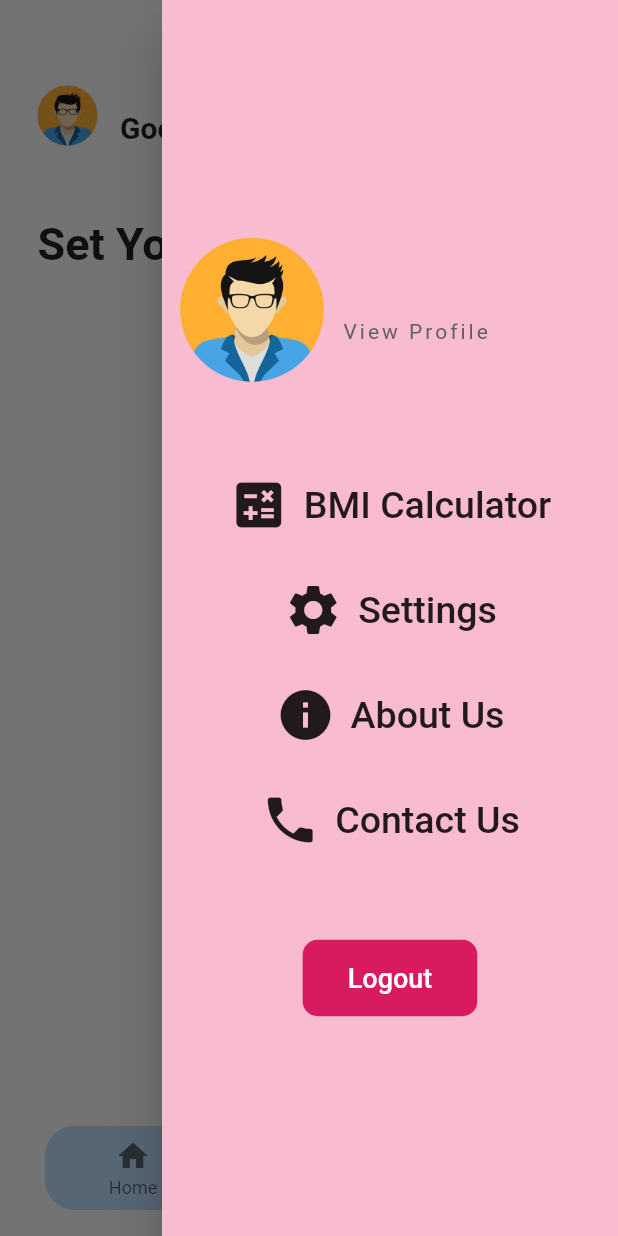
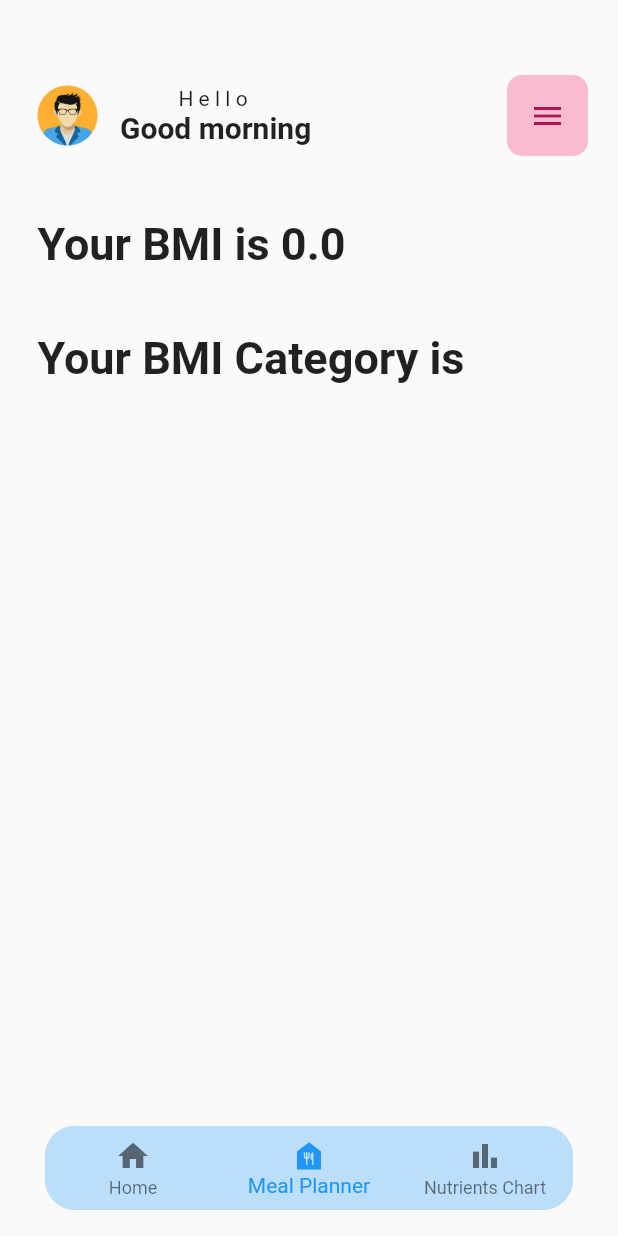
Before and after one commit to R0Y4L23/Flutter-Fitness-App, a Flutter app: the Dashboard screen opened directly, item 2 of the bottom bar chosen, after a tap on the "menu" icon, after a tap on "BMI Calculator", on a phone screen of 412 x 824 dp. Run offline on Flutter 3.47's test engine with Material 2 defaults, Android fonts, the phone set to English and light mode, and no system bars; our stand-ins replace appwrite, shared_preferences; accounts and stored records are empty.

Commit message:
Added BMI

```diff
--- a/lib/components/drawerComponent.dart
+++ b/lib/components/drawerComponent.dart
@@ -1,8 +1,10 @@
 // ignore_for_file: file_names, prefer_const_constructors, prefer_const_literals_to_create_immutables, sort_child_properties_last, unused_element, unused_import, empty_catches, unused_local_variable, avoid_print, use_build_context_synchronously
 
 import 'package:fitness_app/screens/auth.dart';
+import "package:fitness_app/screens/bmiScreen.dart";
 import "package:fitness_app/screens/login.dart";
 import "package:flutter/material.dart";
+import "package:shared_preferences/shared_preferences.dart";
 import "../connection/connect.dart";
 
 class DrawerComponent extends StatelessWidget {
@@ -26,6 +28,8 @@ class DrawerComponent extends StatelessWidget {
       try {
         final response =
             await AppwriteService.account.deleteSession(sessionId: "current");
+        final SharedPreferences prefs = await SharedPreferences.getInstance();
+        prefs.clear();
         Navigator.pushReplacement(
           context,
           MaterialPageRoute(builder: (context) => Login()),
@@ -66,7 +70,12 @@ class DrawerComponent extends StatelessWidget {
             height: 50,
           ),
           InkWell(
-            onTap: () {},
+            onTap: () {
+              Navigator.pushReplacement(
+                context,
+                MaterialPageRoute(builder: (context) => BmiScreen()),
+              );
+            },
             child: Row(
               mainAxisAlignment: MainAxisAlignment.center,
               crossAxisAlignment: CrossAxisAlignment.center,
--- a/lib/main.dart
+++ b/lib/main.dart
@@ -1,19 +1,45 @@
+import 'package:fitness_app/screens/dashboard.dart';
 import 'package:flutter/material.dart';
 import 'screens/auth.dart';
+import "package:shared_preferences/shared_preferences.dart";
 
 void main() {
   runApp(const MyApp());
 }
 
-class MyApp extends StatelessWidget {
+class MyApp extends StatefulWidget {
   const MyApp({super.key});
 
-  // This widget is the root of your application.
+  @override
+  State<MyApp> createState() => _MyAppState();
+}
+
+class _MyAppState extends State<MyApp> {
+  String name = "";
+
+  Future<void> getUserData() async {
+    final SharedPreferences prefs = await SharedPreferences.getInstance();
+    try {
+      setState(() {
+        String username = prefs.getString('userName')!;
+        name = username;
+      });
+    } catch (e) {
+      name = "";
+    }
+  }
+
+  @override
+  void initState() {
+    super.initState();
+    getUserData();
+  }
+
   @override
   Widget build(BuildContext context) {
     return MaterialApp(
       title: 'Fitness App',
-      home: Auth(),
+      home: name.isNotEmpty ? Dashboard() : Auth(),
       debugShowCheckedModeBanner: false,
     );
   }
--- /dev/null
+++ b/lib/screens/bmiScreen.dart
@@ -0,0 +1,130 @@
+// ignore_for_file: prefer_const_constructors, unused_element, file_names
+
+import "package:flutter/material.dart";
+import "package:shared_preferences/shared_preferences.dart";
+
+import "../components/bottomNavbar.dart";
+import "../components/drawerComponent.dart";
+import "../components/header.dart";
+
+class BmiScreen extends StatefulWidget {
+  const BmiScreen({super.key});
+
+  @override
+  State<BmiScreen> createState() => _BmiScreenState();
+}
+
+class _BmiScreenState extends State<BmiScreen> {
+  final GlobalKey<ScaffoldState> _scaffoldKey = GlobalKey<ScaffoldState>();
+
+  void openTheDrawer() {
+    _scaffoldKey.currentState?.openEndDrawer();
+  }
+
+  double calculateBMI(double weight, double height) {
+    return weight / (height * height);
+  }
+
+  String getBMICategory(double bmi) {
+    if (bmi < 18.5) {
+      return "Underweight";
+    } else if (bmi >= 18.5 && bmi < 25.0) {
+      return "Normal weight";
+    } else if (bmi >= 25.0 && bmi < 30.0) {
+      return "Overweight";
+    } else {
+      return "Obese";
+    }
+  }
+
+  String name = "";
+  late double heightOfPerson;
+  late double weightOfPerson;
+  double bmiCalculated = 0;
+  String bmiCategory = "";
+
+  Future<void> getUserData() async {
+    final SharedPreferences prefs = await SharedPreferences.getInstance();
+    try {
+      setState(() {
+        name = prefs.getString('userName')!;
+        heightOfPerson = prefs.getDouble('userHeight')!;
+        weightOfPerson = prefs.getDouble('userWeight')!;
+        bmiCalculated = double.parse(
+            calculateBMI(weightOfPerson, heightOfPerson / 100)
+                .toStringAsFixed(2));
+        bmiCategory = getBMICategory(bmiCalculated);
+      });
+    } catch (e) {
+      name = "User";
+    }
+  }
+
+  @override
+  void initState() {
+    super.initState();
+    getUserData();
+  }
+
+  @override
+  Widget build(BuildContext context) {
+    double width = MediaQuery.of(context).size.width;
+    double height = MediaQuery.of(context).size.height;
+
+    double getHeight(h) {
+      return height * h;
+    }
+
+    double getWidth(w) {
+      return width * w;
+    }
+
+    return Scaffold(
+        key: _scaffoldKey,
+        endDrawer: DrawerComponent(
+          name: name,
+        ),
+        body: SizedBox(
+          height: getHeight(0.98),
+          child: Stack(
+            children: [
+              Positioned(
+                child: SingleChildScrollView(
+                  child: Column(
+                    crossAxisAlignment: CrossAxisAlignment.start,
+                    children: [
+                      Header(
+                        openTheDrawer: openTheDrawer,
+                        name: name,
+                      ),
+                      SizedBox(
+                        height: getHeight(0.05),
+                      ),
+                      Padding(
+                        padding: EdgeInsets.only(left: 25),
+                        child: Text("Your BMI is $bmiCalculated",
+                            style: TextStyle(
+                                fontSize: 30, fontWeight: FontWeight.w700)),
+                      ),
+                      SizedBox(
+                        height: getHeight(0.05),
+                      ),
+                      Padding(
+                        padding: EdgeInsets.only(left: 25),
+                        child: Text("Your BMI Category is $bmiCategory",
+                            style: TextStyle(
+                                fontSize: 30, fontWeight: FontWeight.w700)),
+                      ),
+                      SizedBox(
+                        height: getHeight(0.03),
+                      ),
+                    ],
+                  ),
+                ),
+              ),
+              BottomNavbar(indexOfThisScreen: 1)
+            ],
+          ),
+        ));
+  }
+}
--- a/lib/screens/getDetails.dart
+++ b/lib/screens/getDetails.dart
@@ -111,6 +111,8 @@ class _GetDetailsState extends State<GetDetails> {
         final SharedPreferences prefs = await SharedPreferences.getInstance();
         await prefs.setString('userData', dbResponse.data.toString());
         await prefs.setString('userName', dbResponse.data['name']);
+        await prefs.setDouble('userWeight', dbResponse.data['weight']);
+        await prefs.setDouble('userHeight', dbResponse.data['height']);
 
         await AppwriteService.account.createEmailSession(
           email: email,
@@ -123,7 +125,7 @@ class _GetDetailsState extends State<GetDetails> {
         );
       } catch (e) {
         print(e.toString());
-        _showToast(context, "Email Or Password Is Wrong.");
+        _showToast(context, e.toString());
       }
     }
 
--- a/lib/screens/login.dart
+++ b/lib/screens/login.dart
@@ -53,6 +53,10 @@ class _LoginState extends State<Login> {
         final SharedPreferences prefs = await SharedPreferences.getInstance();
         await prefs.setString('userData', dbResponse.data.toString());
         await prefs.setString('userName', dbResponse.data['name']);
+        await prefs.setDouble(
+            'userWeight', dbResponse.data['weight'].toDouble());
+        await prefs.setDouble(
+            'userHeight', dbResponse.data['height'].toDouble());
 
         Navigator.pushReplacement(
           context,
@@ -60,7 +64,7 @@ class _LoginState extends State<Login> {
         );
       } catch (e) {
         print(e.toString());
-        _showToast(context, "Email Or Password Is Wrong.");
+        _showToast(context, e.toString());
       }
     }
 
```
Also changed, not shown: 1 other file.
